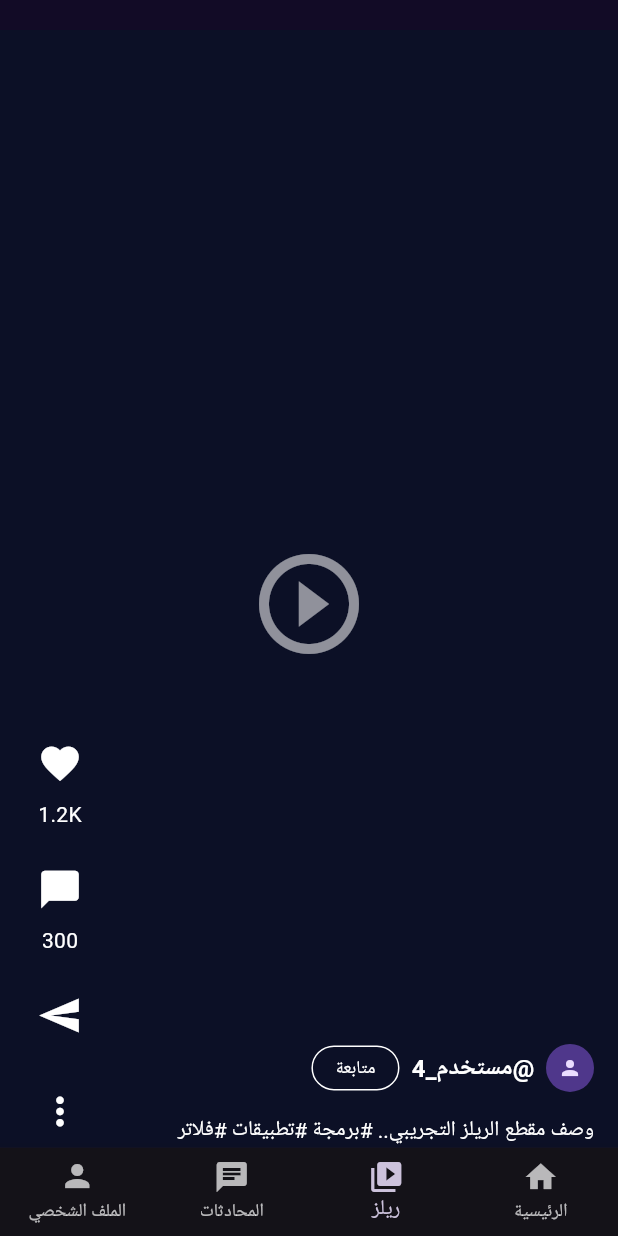
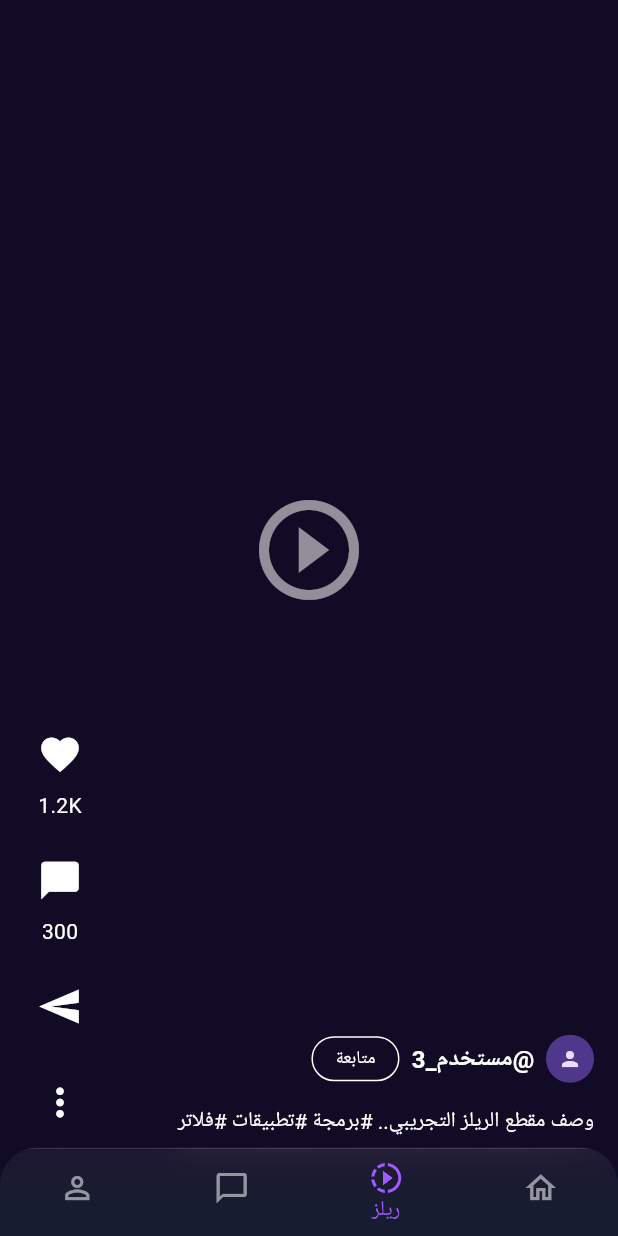
Before and after one commit to zainre/fadaa, a Flutter app: the screen it shows once a user with an empty profile is signed in, item 2 of the bottom bar chosen, scrolled down 2880 dp, on a phone screen of 412 x 824 dp. Run offline on Flutter 3.47's test engine with Material 3 defaults, Android fonts, the phone set to English and light mode, and no system bars; our stand-ins replace cached_network_image, cloud_firestore, firebase_auth, firebase_core, firebase_storage, google_generative_ai and 3 more; accounts and stored records are empty.

Commit message:
Update home_screen.dart

```diff
--- a/lib/screens/home_screen.dart
+++ b/lib/screens/home_screen.dart
@@ -1,4 +1,7 @@
 import 'package:flutter/material.dart';
+import 'dart:ui';
+
+// استدعاء جميع شاشات تطبيق فضاء
 import 'feed_screen.dart';
 import 'reels_screen.dart';
 import 'chats_screen.dart';
@@ -14,6 +17,7 @@
 class _HomeScreenState extends State<HomeScreen> {
   int _currentIndex = 0;
 
+  // القائمة النهائية للشاشات
   final List<Widget> _screens = [
     const FeedScreen(),
     const ReelsScreen(),
@@ -24,23 +28,70 @@
   @override
   Widget build(BuildContext context) {
     return Scaffold(
-      body: AnimatedSwitcher(
-        duration: const Duration(milliseconds: 400),
-        transitionBuilder: (child, animation) {
-          return FadeTransition(opacity: animation, child: child);
-        },
-        child: _screens[_currentIndex],
+      backgroundColor: const Color(0xFF0B0B19),
+      // هذه الخاصية تجعل المحتوى ينزل خلف شريط التنقل الشفاف
+      extendBody: true,
+
+      // IndexedStack يحافظ على حالتك (مكان نزولك) في كل شاشة
+      body: IndexedStack(
+        index: _currentIndex,
+        children: _screens,
       ),
-      bottomNavigationBar: BottomNavigationBar(
-        currentIndex: _currentIndex,
-        onTap: (index) => setState(() => _currentIndex = index),
-        type: BottomNavigationBarType.fixed,
-        items: const [
-          BottomNavigationBarItem(icon: Icon(Icons.home), label: 'الرئيسية'),
-          BottomNavigationBarItem(icon: Icon(Icons.video_library), label: 'ريلز'),
-          BottomNavigationBarItem(icon: Icon(Icons.chat), label: 'المحادثات'),
-          BottomNavigationBarItem(icon: Icon(Icons.person), label: 'الملف الشخصي'),
-        ],
+
+      // شريط التنقل الزجاجي
+      bottomNavigationBar: ClipRRect(
+        borderRadius: const BorderRadius.only(
+          topLeft: Radius.circular(25),
+          topRight: Radius.circular(25),
+        ),
+        child: BackdropFilter(
+          filter: ImageFilter.blur(sigmaX: 15, sigmaY: 15),
+          child: Container(
+            decoration: BoxDecoration(
+              color: Colors.white.withOpacity(0.05),
+              border: Border(
+                top: BorderSide(color: Colors.white.withOpacity(0.1), width: 1),
+              ),
+            ),
+            child: BottomNavigationBar(
+              backgroundColor: Colors.transparent,
+              elevation: 0,
+              type: BottomNavigationBarType.fixed,
+              selectedItemColor: const Color(0xFFA259FF),
+              unselectedItemColor: Colors.white54,
+              showSelectedLabels: true,
+              showUnselectedLabels: false,
+              currentIndex: _currentIndex,
+              onTap: (index) {
+                setState(() {
+                  _currentIndex = index;
+                });
+              },
+              items: const [
+                BottomNavigationBarItem(
+                  icon: Icon(Icons.home_outlined),
+                  activeIcon: Icon(Icons.home_filled),
+                  label: 'الرئيسية'
+                ),
+                BottomNavigationBarItem(
+                  icon: Icon(Icons.slow_motion_video_outlined),
+                  activeIcon: Icon(Icons.slow_motion_video),
+                  label: 'ريلز'
+                ),
+                BottomNavigationBarItem(
+                  icon: Icon(Icons.chat_bubble_outline),
+                  activeIcon: Icon(Icons.chat_bubble),
+                  label: 'المحادثات'
+                ),
+                BottomNavigationBarItem(
+                  icon: Icon(Icons.person_outline),
+                  activeIcon: Icon(Icons.person),
+                  label: 'حسابي'
+                ),
+              ],
+            ),
+          ),
+        ),
       ),
     );
   }
```
